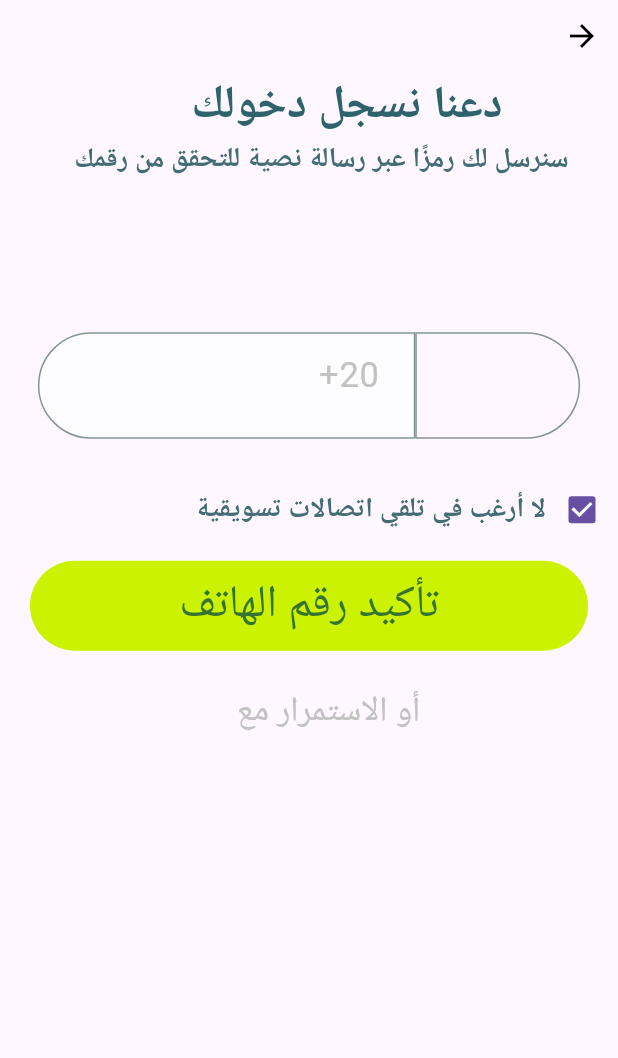
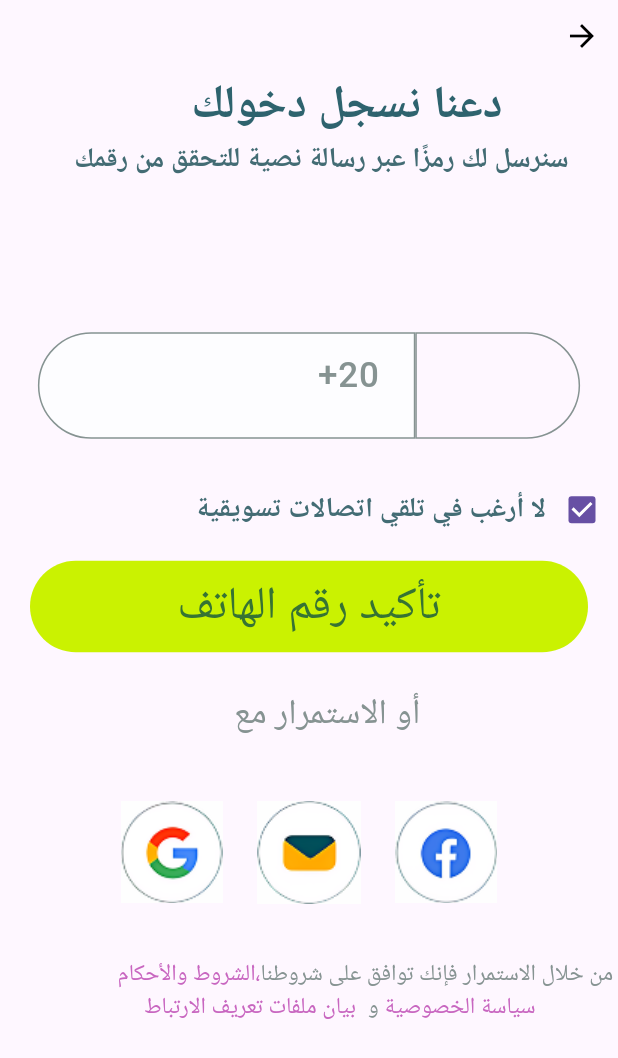
Before and after one commit to Lamiaa21-3/Ahdaitak, a Flutter app: the screen it shows after launch, on a phone screen of 412 x 824 dp. Shown: the top 1058 px of the screen. Run offline on Flutter 3.47's test engine with Material 3 defaults, Android fonts, the phone set to English and light mode, and no system bars; our stand-ins replace flutter_screenutil, get_it.

Commit message:
login ui

```diff
--- a/lib/core/theming/color.dart
+++ b/lib/core/theming/color.dart
@@ -2,7 +2,7 @@ import 'package:flutter/material.dart';
 
 class ColorManager {
   static const Color mainBlue = Color(0xff247cff);
-  static const Color grey = Color(0xff869493);
+  static const Color grey = Color(0xff869392);
   static const Color lighterGrey = Color(0xffDEDEDE);
   static const Color lightGrey = Color(0xffC2C2C2);
   static const Color darkBlue = Color(0xff2E636E);
@@ -11,6 +11,8 @@ class ColorManager {
   static const Color black = Color(0xFF000000);
   static const Color amber=Color(0xffCAF201);
   static const Color darkGreen=Color(0xff367333);
+  static const Color darkGrey=Color(0xff95A09F);
+  static const Color purple=Color(0xffC866C0);
 
 
 }
--- /dev/null
+++ b/lib/core/theming/images.dart
@@ -0,0 +1,8 @@
+class ImagesManager{
+
+
+  static const  google ='assets/images/google.png';
+  static const  email ='assets/images/email.png';
+  static const  faceBook ='assets/images/face_book.png';
+
+}
--- a/lib/core/theming/styles.dart
+++ b/lib/core/theming/styles.dart
@@ -26,21 +26,26 @@ class StylesManager {
   );
 
 
-  static TextStyle font16White500 = const TextStyle(
-    fontSize: 16,
+  static TextStyle font16White500 =  TextStyle(
+    fontSize: 16.sp,
     color: Colors.white,
     fontWeight: FontWeight.w500,
   );
 ///////////////////////////
-  static TextStyle font23LightGrayRegular = const TextStyle(
-    fontSize: 23,
-    color: ColorManager.lightGrey,
-    fontWeight: FontWeightHelper.regular,
+  static TextStyle font23LightGrayRegular =  TextStyle(
+    fontSize: 23.sp,
+    color: ColorManager.grey,
+    fontWeight: FontWeightHelper.medium,
   );
   ///////////////////////////////
-  static TextStyle font30DarkGreenRegular = const TextStyle(
-    fontSize: 30,
+  static TextStyle font30DarkGreenRegular =  TextStyle(
+    fontSize: 30.sp,
     color: ColorManager.darkGreen,
     fontWeight: FontWeightHelper.regular,
   );
+  static TextStyle font17LightGrayRegular = TextStyle(
+    fontSize: 15.sp,
+    color: ColorManager.grey,
+    fontWeight: FontWeightHelper.regular,
+  );
 }
--- a/lib/features/login/login.dart
+++ b/lib/features/login/login.dart
@@ -1,7 +1,11 @@
 import 'package:ahdydic/core/helper/extensions.dart';
+import 'package:ahdydic/core/helper/spacing.dart';
 import 'package:ahdydic/core/theming/color.dart';
+
 import 'package:ahdydic/core/theming/styles.dart';
 import 'package:ahdydic/features/login/widgets/login_check_box_with_text.dart';
+import 'package:ahdydic/features/login/widgets/login_social_row.dart';
+import 'package:ahdydic/features/login/widgets/login_texts_row.dart';
 import 'package:flutter/material.dart';
 import 'package:flutter_screenutil/flutter_screenutil.dart';
 
@@ -16,7 +20,8 @@ class LoginScreen extends StatelessWidget {
     return Scaffold(
       body: SafeArea(
         child: ListView(
-          children: [Column(
+          children: [
+            Column(
               crossAxisAlignment: CrossAxisAlignment.end,
               children: [
                 IconButton(
@@ -48,9 +53,17 @@ class LoginScreen extends StatelessWidget {
                   textStyle: StylesManager.font30DarkGreenRegular,
                 ),
                 Padding(
-                padding:  EdgeInsets.only(right: 120.0.w,top: 24.h,),
-                child: Text('أو الاستمرار مع',style: StylesManager.font23LightGrayRegular,),
-              )
+                  padding: EdgeInsets.only(right: 120.0.w, top: 24.h),
+                  child: Text(
+                    'أو الاستمرار مع',
+                    style: StylesManager.font23LightGrayRegular,
+                  ),
+                ),
+                verticalSpace(40),
+
+                LoginSocialRow(),
+                verticalSpace(35),
+                LoginTextsRow(),
               ],
             ),
           ],
--- /dev/null
+++ b/lib/features/login/widgets/login_social_row.dart
@@ -0,0 +1,22 @@
+import 'package:flutter/material.dart';
+
+import '../../../core/helper/spacing.dart';
+import '../../../core/theming/images.dart';
+
+class LoginSocialRow extends StatelessWidget {
+  const LoginSocialRow({super.key});
+
+  @override
+  Widget build(BuildContext context) {
+    return Row(
+      mainAxisAlignment: MainAxisAlignment.center,
+      children: [
+        Image.asset(ImagesManager.google),
+        horizontalSpace(21),
+        Image.asset(ImagesManager.email),
+        horizontalSpace(21),
+        Image.asset(ImagesManager.faceBook),
+      ],
+    );
+  }
+}
--- /dev/null
+++ b/lib/features/login/widgets/login_texts_row.dart
@@ -0,0 +1,65 @@
+
+
+
+import 'package:flutter/material.dart';
+import 'package:flutter_screenutil/flutter_screenutil.dart';
+
+import '../../../core/theming/color.dart';
+import '../../../core/theming/styles.dart';
+
+class LoginTextsRow extends StatelessWidget {
+  const LoginTextsRow({super.key});
+
+  @override
+  Widget build(BuildContext context) {
+    return Column(
+      children: [
+        Padding(
+          padding:  EdgeInsets.symmetric(horizontal: 3.0.w),
+          child: Row(
+            mainAxisAlignment: MainAxisAlignment.end,
+            children: [
+              Text(
+                'الشروط والأحكام،',
+                style: StylesManager.font17LightGrayRegular.copyWith(
+                  color: ColorManager.purple,
+                ),
+              ),
+              Text(
+                'من خلال الاستمرار فإنك توافق على شروطنا',
+                style: StylesManager.font17LightGrayRegular,
+              ),
+
+            ],
+          ),
+        ),
+        Padding(
+          padding:  EdgeInsets.only(right: 50.0.w),
+          child: Row(
+            mainAxisAlignment: MainAxisAlignment.end,
+            children: [
+              Text(
+                ' بيان ملفات تعريف الارتباط ',
+                style: StylesManager.font17LightGrayRegular.copyWith(
+                  color: ColorManager.purple,
+                ),
+              ),
+              Text(
+                  ' و ',
+                  style: StylesManager.font17LightGrayRegular
+              ),
+              Text(
+                'سياسة الخصوصية',
+                style: StylesManager.font17LightGrayRegular.copyWith(
+                  color: ColorManager.purple,
+                ),
+              ),
+
+
+            ],
+          ),
+        ),
+      ],
+    );
+  }
+}
--- a/pubspec.yaml
+++ b/pubspec.yaml
@@ -61,8 +61,8 @@ flutter:
   uses-material-design: true
 
   # To add assets to your application, add an assets section, like this:
-  # assets:
-  #   - images/a_dot_burr.jpeg
+  assets:
+     - assets/images/
   #   - images/a_dot_ham.jpeg
 
   # An image asset can refer to one or more resolution-specific "variants", see
```
Also changed, not shown: assets/images/email.png (added), assets/images/face_book.png (added), assets/images/google.png (added). Lines whose indentation alone changed are shown as unchanged.
